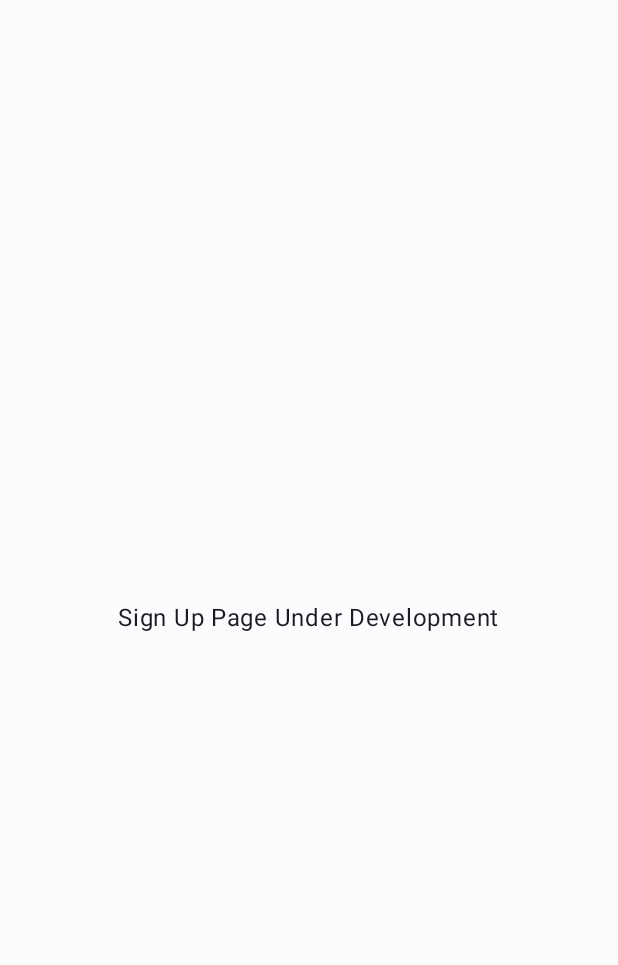
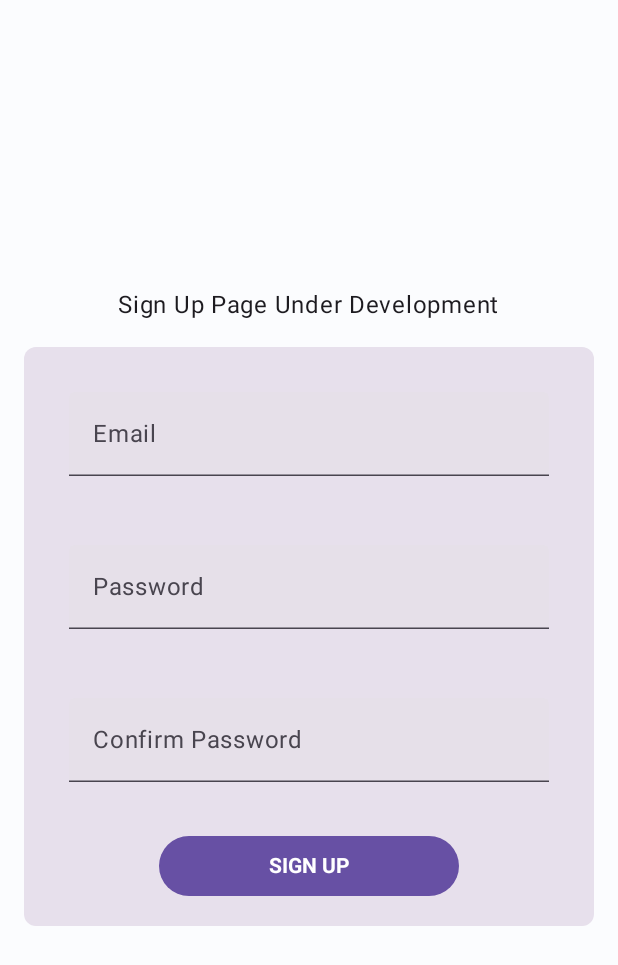
Before and after one commit to SeattleColleges/nsc-events-android, an Android app built with Jetpack Compose: the SignUpPage screen opened through its navigation route, on a phone screen of 412 x 824 dp. Shown: the top 965 px of the screen. Run offline under Robolectric (Android 15) with nearby library versions, the phone set to English and light mode, and no system bars.

Commit message:
Create input for Sign Up page

```diff
--- a/app/src/main/java/com/example/nsc_events/screen/HomePage.kt
+++ b/app/src/main/java/com/example/nsc_events/screen/HomePage.kt
@@ -58,6 +58,14 @@ fun HomePage(navController: NavHostController) {
         Spacer(modifier = Modifier.height(16.dp))
         Button(
             onClick = {
+                navController.navigate(Routes.SignUp.route)
+        }
+        ) {
+            Text(text="Sign-up")
+        }
+        Spacer(modifier = Modifier.height(16.dp))
+        Button(
+            onClick = {
                 navController.navigate(Routes.AddEvent.route)
             }
         ) {
--- a/app/src/main/java/com/example/nsc_events/screen/SignUp.kt
+++ b/app/src/main/java/com/example/nsc_events/screen/SignUp.kt
@@ -1,22 +1,124 @@
 package com.example.nsc_events.screen
 
+import androidx.compose.foundation.background
 import androidx.compose.foundation.layout.Arrangement
+import androidx.compose.foundation.layout.Box
 import androidx.compose.foundation.layout.Column
 import androidx.compose.foundation.layout.fillMaxSize
+import androidx.compose.foundation.layout.fillMaxWidth
+import androidx.compose.foundation.layout.padding
+import androidx.compose.foundation.layout.width
+import androidx.compose.material3.Button
+import androidx.compose.material3.MaterialTheme
 import androidx.compose.material3.Text
+import androidx.compose.material3.TextField
 import androidx.compose.runtime.Composable
+import androidx.compose.runtime.getValue
+import androidx.compose.runtime.mutableStateOf
+import androidx.compose.runtime.remember
+import androidx.compose.runtime.setValue
 import androidx.compose.ui.Alignment
 import androidx.compose.ui.Modifier
+import androidx.compose.ui.text.TextStyle
+import androidx.compose.ui.text.font.FontFamily
+import androidx.compose.ui.text.font.FontWeight
+import androidx.compose.ui.unit.dp
+import androidx.compose.ui.unit.sp
 import androidx.navigation.NavHostController
 
 @Composable
 fun SignUpPage( navController: NavHostController) {
+    var name by remember { mutableStateOf("") }
+    var email by remember { mutableStateOf("") }
+    var password by remember { mutableStateOf("") }
+    var confirmPassword by remember { mutableStateOf("") }
+
 
     Column (
-        modifier = Modifier.fillMaxSize(),
+        modifier = Modifier
+            .fillMaxSize()
+            .background(color = MaterialTheme.colorScheme.background),
         verticalArrangement = Arrangement.Center,
         horizontalAlignment = Alignment.CenterHorizontally
     ) {
         Text ( text = "Sign Up Page Under Development")
+
+        Box(
+            modifier = Modifier
+                .fillMaxWidth()
+                .padding(16.dp),
+            contentAlignment = Alignment.Center
+        ) {
+            Column(
+                modifier = Modifier
+                    .fillMaxWidth()
+                    .background(
+                        color = MaterialTheme.colorScheme.surfaceVariant,
+                        shape = MaterialTheme.shapes.small
+                    )
+            ) {
+                // TODO: Name Field here
+
+
+                // Email field
+                TextField(value = email, onValueChange ={
+                    email = it
+                },
+                    label = { Text(text = "Email")},
+                    maxLines = 1,
+                    modifier = Modifier
+                        .fillMaxWidth()
+                        .padding(start = 30.dp, top = 30.dp, end = 30.dp, bottom = 16.dp)
+                )
+
+                // Password field
+                TextField(value = password, onValueChange = {
+                    password = it
+                },
+                    label = {Text(text = "Password")},
+                    maxLines = 1,
+                    modifier = Modifier
+                        .fillMaxWidth()
+                        .padding(start = 30.dp, top = 30.dp, end = 30.dp, bottom = 16.dp)
+                )
+
+                // confirmPassword field
+                TextField(value = confirmPassword, onValueChange = {
+                    confirmPassword = it
+                },
+                    label = {Text(text = "Confirm Password")},
+                    maxLines = 1,
+                    modifier = Modifier
+                        .fillMaxWidth()
+                        .padding(start = 30.dp, top = 30.dp, end = 30.dp, bottom = 16.dp)
+                )
+
+                Button(onClick =
+                { /*TODO*/
+                },
+                    modifier = Modifier
+                        .padding(16.dp)
+                        .width(200.dp)
+                        .align(Alignment.CenterHorizontally),
+                ) {
+                    Text(text = "SIGN UP",
+                        style = TextStyle(
+                            fontSize = 14.sp,
+                            fontFamily = FontFamily.Default,
+                            fontWeight = FontWeight.Bold,
+                        )
+                    )
+                }
+
+
+            }
+
+
+
+            }
+
+
+
+
+        }
     }
-}
```
